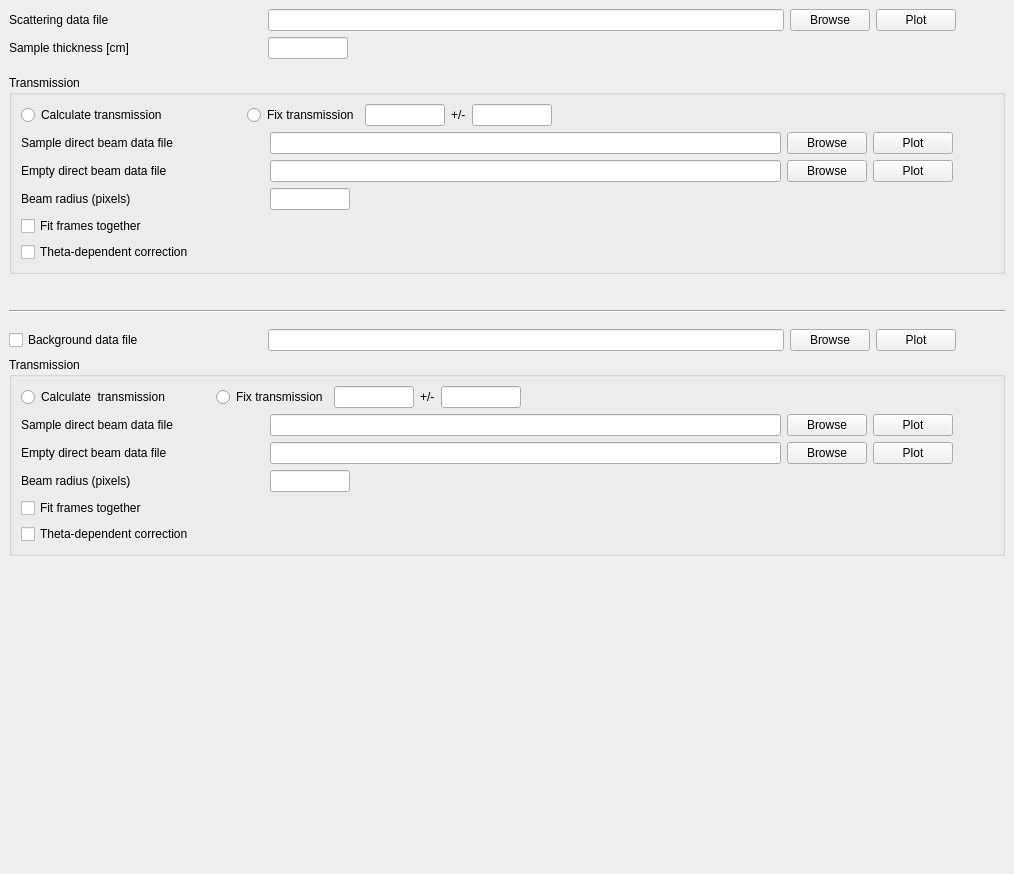
This is Code/Mantid/scripts/Interface/ui/sans/eqsans_sample_data.ui in mantidproject/mantid as Qt 5 draws it before an edit. The edited form follows.
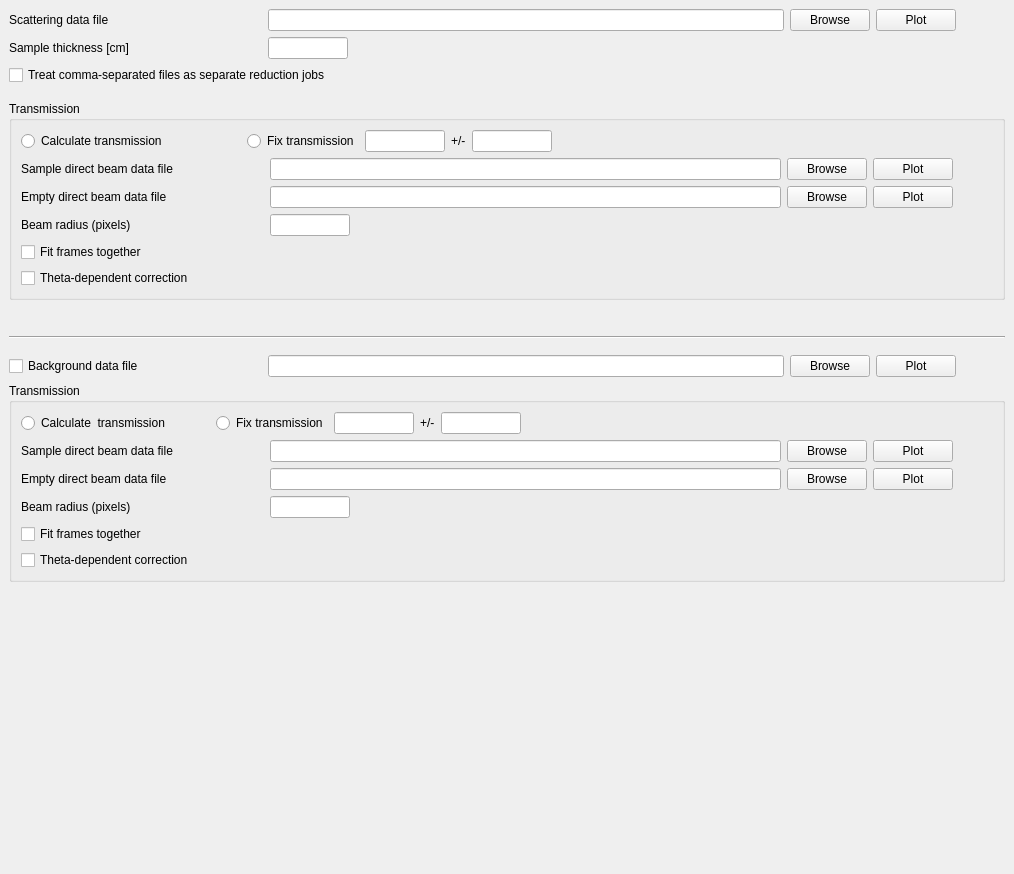
This is the edited form.

The edit to the form file:
```diff
--- a/Code/Mantid/scripts/Interface/ui/sans/eqsans_sample_data.ui
+++ b/Code/Mantid/scripts/Interface/ui/sans/eqsans_sample_data.ui
@@ -254,6 +254,17 @@
          </item>
         </layout>
        </item>
+       <item>
+        <layout class="QHBoxLayout" name="horizontalLayout_13">
+         <item>
+          <widget class="QCheckBox" name="separate_jobs_check">
+           <property name="text">
+            <string>Treat comma-separated files as separate reduction jobs</string>
+           </property>
+          </widget>
+         </item>
+        </layout>
+       </item>
        <item>
         <spacer name="verticalSpacer">
          <property name="orientation">
```
